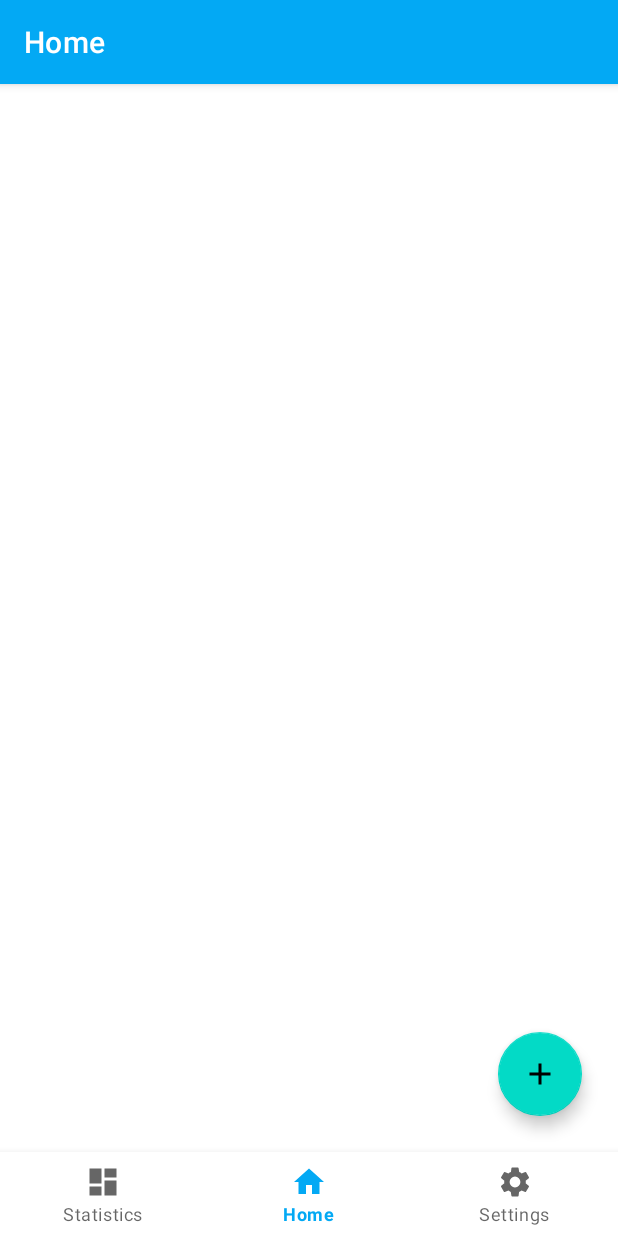
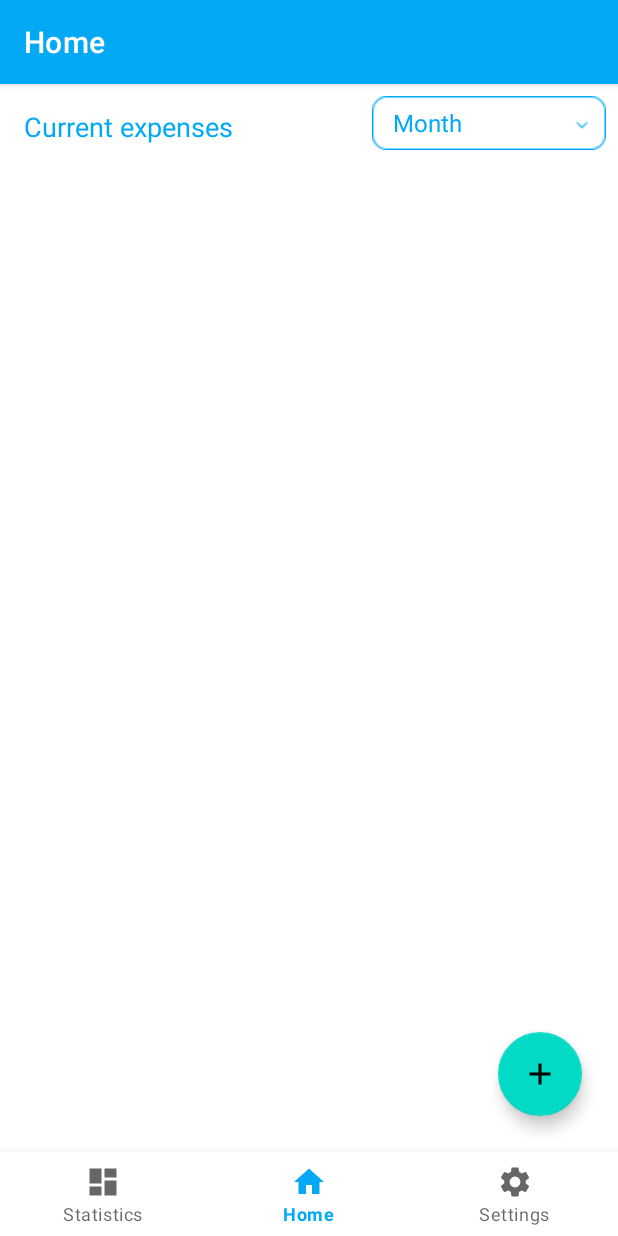
Before and after one commit to YorkIsMine/ExpenseApp, an Android app: the screen it shows after launch (MainActivity), on a phone screen of 412 x 824 dp. Run offline under Robolectric (Android 15) with nearby library versions, the phone set to English and light mode, and no system bars; our stand-ins replace Room's generated code, navigation-ui.

Commit message:
added spinner, constants

```diff
--- a/app/src/main/java/com/yorkismine/expenseapp/recycler/ExpenseAdapter.java
+++ b/app/src/main/java/com/yorkismine/expenseapp/recycler/ExpenseAdapter.java
@@ -45,7 +45,7 @@ public class ExpenseAdapter extends RecyclerView.Adapter<ExpenseAdapter.ExpenseH
 
     public void setExpenses(List<Expense> expenses){
         this.expenses = expenses;
-        notifyDataSetChanged(); //ToDo optimize memory
+        notifyDataSetChanged(); //ToDo optimize memory --> ???
     }
 
     public class ExpenseHolder extends RecyclerView.ViewHolder{
--- a/app/src/main/java/com/yorkismine/expenseapp/ui/home/HomeFragment.java
+++ b/app/src/main/java/com/yorkismine/expenseapp/ui/home/HomeFragment.java
@@ -5,6 +5,11 @@ import android.os.Bundle;
 import android.view.LayoutInflater;
 import android.view.View;
 import android.view.ViewGroup;
+import android.widget.AdapterView;
+import android.widget.ArrayAdapter;
+import android.widget.Spinner;
+import android.widget.TextView;
+import android.widget.Toast;
 
 import androidx.annotation.NonNull;
 import androidx.fragment.app.Fragment;
@@ -15,6 +20,7 @@ import androidx.recyclerview.widget.RecyclerView;
 
 import com.google.android.material.floatingactionbutton.FloatingActionButton;
 import com.yorkismine.expenseapp.AddExpenseActivity;
+import com.yorkismine.expenseapp.MainActivity;
 import com.yorkismine.expenseapp.R;
 import com.yorkismine.expenseapp.model.Expense;
 import com.yorkismine.expenseapp.model.ExpenseViewModel;
@@ -23,9 +29,14 @@ import com.yorkismine.expenseapp.recycler.ExpenseAdapter;
 import java.util.List;
 
 import static android.app.Activity.RESULT_OK;
+import static com.yorkismine.expenseapp.utils.Constants.EXTRA_CODE_REQUEST;
+import static com.yorkismine.expenseapp.utils.Constants.EXTRA_DESC;
+import static com.yorkismine.expenseapp.utils.Constants.EXTRA_SUM;
+import static com.yorkismine.expenseapp.utils.Constants.EXTRA_TITLE;
 
 public class HomeFragment extends Fragment {
 
+    private ArrayAdapter mAdapter;
     private HomeViewModel homeViewModel;
     private ExpenseViewModel expenseViewModel;
 
@@ -34,13 +45,33 @@ public class HomeFragment extends Fragment {
         homeViewModel =
                 ViewModelProviders.of(this).get(HomeViewModel.class);
         View root = inflater.inflate(R.layout.fragment_home, container, false);
-//        final TextView textView = root.findViewById(R.id.text_home);
-//        homeViewModel.getText().observe(this, new Observer<String>() {
-//            @Override
-//            public void onChanged(@Nullable String s) {
-//                textView.setText(s);
-//            }
-//        });
+
+
+        //Define dropdown Spinner
+        String[] data = {"Month", "Day", "Week", "Year"};
+        mAdapter = new ArrayAdapter<String>(root.getContext(), R.layout.support_simple_spinner_dropdown_item, data) {
+            //Set textColor
+            public View getView(int position, View convertView, ViewGroup parent) {
+                TextView tv = (TextView) super.getView(position, convertView, parent);
+                tv.setTextColor(parent.getResources().getColor(R.color.colorPrimary));
+                return tv;
+            }
+        };
+
+        Spinner spinner = root.findViewById(R.id.home_spinner);
+        spinner.setAdapter(mAdapter);
+        spinner.setOnItemSelectedListener(new AdapterView.OnItemSelectedListener() {
+            @Override
+            public void onItemSelected(AdapterView<?> parent, View view, int position, long id) {
+                Toast.makeText(getContext(), parent.getItemAtPosition(position).toString(), Toast.LENGTH_SHORT).show();
+            }
+
+            @Override
+            public void onNothingSelected(AdapterView<?> parent) {
+
+            }
+        });
+
 
         RecyclerView recyclerView = root.findViewById(R.id.recycler_view);
         recyclerView.setLayoutManager(new LinearLayoutManager(getContext()));
@@ -60,7 +91,7 @@ public class HomeFragment extends Fragment {
             @Override
             public void onClick(View view) {
                 Intent intent = new Intent(view.getContext(), AddExpenseActivity.class);
-                startActivityForResult(intent, 1); //ToDo replace to constant
+                startActivityForResult(intent, EXTRA_CODE_REQUEST);
             }
         });
         return root;
@@ -70,10 +101,10 @@ public class HomeFragment extends Fragment {
     public void onActivityResult(int requestCode, int resultCode, Intent data) {
         super.onActivityResult(requestCode, resultCode, data);
 
-        if (requestCode == 1 && resultCode == RESULT_OK) { //ToDo replace to constant
-            String title = data.getStringExtra(AddExpenseActivity.EXTRA_TITLE);
-            String desc = data.getStringExtra(AddExpenseActivity.EXTRA_DESC);
-            String sum = data.getStringExtra(AddExpenseActivity.EXTRA_SUM);
+        if (requestCode == EXTRA_CODE_REQUEST && resultCode == RESULT_OK) {
+            String title = data.getStringExtra(EXTRA_TITLE);
+            String desc = data.getStringExtra(EXTRA_DESC);
+            String sum = data.getStringExtra(EXTRA_SUM);
 
             Expense expense = new Expense(title, desc, sum);
             expenseViewModel.insert(expense);
--- a/app/src/main/res/layout/activity_main.xml
+++ b/app/src/main/res/layout/activity_main.xml
@@ -24,7 +24,6 @@
         android:name="androidx.navigation.fragment.NavHostFragment"
         android:layout_width="0dp"
         android:layout_height="0dp"
-        android:layout_marginTop="8dp"
         app:defaultNavHost="true"
         app:layout_constraintBottom_toTopOf="@+id/nav_view"
         app:layout_constraintHorizontal_bias="1.0"
@@ -34,4 +33,6 @@
         app:layout_constraintVertical_bias="0.0"
         app:navGraph="@navigation/mobile_navigation" />
 
+
+
 </androidx.constraintlayout.widget.ConstraintLayout>
--- a/app/src/main/res/layout/fragment_home.xml
+++ b/app/src/main/res/layout/fragment_home.xml
@@ -1,15 +1,46 @@
 <?xml version="1.0" encoding="utf-8"?>
-<androidx.coordinatorlayout.widget.CoordinatorLayout xmlns:android="http://schemas.android.com/apk/res/android"
+<androidx.constraintlayout.widget.ConstraintLayout xmlns:android="http://schemas.android.com/apk/res/android"
     xmlns:app="http://schemas.android.com/apk/res-auto"
     android:layout_width="match_parent"
     android:layout_height="match_parent"
     xmlns:tools="http://schemas.android.com/tools">
 
+    <TextView
+        android:id="@+id/home_tv_title"
+        android:layout_width="wrap_content"
+        android:layout_height="wrap_content"
+        android:layout_marginStart="16dp"
+        android:layout_marginTop="16dp"
+        android:textColor="@color/colorPrimary"
+        android:textAppearance="@style/TextAppearance.AppCompat.Medium"
+        android:text="@string/current_expenses"
+        app:layout_constraintStart_toStartOf="parent"
+        app:layout_constraintTop_toTopOf="parent"
+        tools:targetApi="o" />
+
+    <Spinner
+        android:id="@+id/home_spinner"
+        style="@style/spinner_style"
+        android:layout_width="wrap_content"
+        android:layout_height="36dp"
+        android:layout_marginTop="8dp"
+        android:layout_marginEnd="8dp"
+        android:background="@drawable/drop_down"
+        android:spinnerMode="dropdown"
+        app:layout_constraintEnd_toEndOf="parent"
+        app:layout_constraintTop_toTopOf="parent" />
+
     <androidx.recyclerview.widget.RecyclerView
         android:id="@+id/recycler_view"
         android:layout_width="match_parent"
-        android:layout_height="match_parent"
-        tools:listitem="@layout/expense_item"/>
+        android:layout_height="0dp"
+        android:layout_marginTop="16dp"
+        app:layout_constraintBottom_toBottomOf="parent"
+        app:layout_constraintEnd_toEndOf="parent"
+        app:layout_constraintStart_toStartOf="parent"
+        app:layout_constraintTop_toBottomOf="@+id/home_tv_title"
+        app:layout_constraintVertical_bias="0.0"
+        tools:listitem="@layout/expense_item" />
 
     <com.google.android.material.floatingactionbutton.FloatingActionButton
         android:id="@+id/fab_home"
@@ -18,6 +49,8 @@
         android:layout_gravity="bottom|end"
         android:layout_marginEnd="24dp"
         android:layout_marginBottom="24dp"
-        android:src="@drawable/ic_add" />
+        android:src="@drawable/ic_add"
+        app:layout_constraintBottom_toBottomOf="parent"
+        app:layout_constraintEnd_toEndOf="parent" />
 
-</androidx.coordinatorlayout.widget.CoordinatorLayout>
+</androidx.constraintlayout.widget.ConstraintLayout>
--- a/app/src/main/res/navigation/mobile_navigation.xml
+++ b/app/src/main/res/navigation/mobile_navigation.xml
@@ -9,13 +9,21 @@
         android:id="@+id/navigation_home"
         android:name="com.yorkismine.expenseapp.ui.home.HomeFragment"
         android:label="@string/title_home"
-        tools:layout="@layout/fragment_home" />
+        tools:layout="@layout/fragment_home" >
+        <action
+            android:id="@+id/action_navigation_home_to_navigation_notifications"
+            app:destination="@id/navigation_notifications" />
+    </fragment>
 
     <fragment
         android:id="@+id/navigation_dashboard"
         android:name="com.yorkismine.expenseapp.ui.statistics.StatisticsFragment"
         android:label="@string/title_statistics"
-        tools:layout="@layout/fragment_statistics" />
+        tools:layout="@layout/fragment_statistics" >
+        <action
+            android:id="@+id/action_navigation_dashboard_to_navigation_home"
+            app:destination="@id/navigation_home" />
+    </fragment>
 
     <fragment
         android:id="@+id/navigation_notifications"
--- a/app/src/main/res/values/styles.xml
+++ b/app/src/main/res/values/styles.xml
@@ -8,4 +8,15 @@
         <item name="colorAccent">@color/colorAccent</item>
     </style>
 
+
+    <style name="spinner_style">
+        <item name="android:background">@drawable/drop_down</item>
+        <item name="android:layout_marginLeft">5dp</item>
+        <item name="android:layout_marginRight">5dp</item>
+        <item name="android:layout_marginBottom">5dp</item>
+        <item name="android:paddingLeft">6dp</item>
+        <item name="android:paddingTop">4dp</item>
+        <item name="android:paddingBottom">4dp</item>
+        <item name="android:textColor">@color/colorPrimary</item>
+    </style>
 </resources>
```
Also changed, not shown: app/src/main/java/com/yorkismine/expenseapp/AddExpenseActivity.java (+9 -10 lines), app/src/main/java/com/yorkismine/expenseapp/MainActivity.java (+13 -2 lines), app/src/main/java/com/yorkismine/expenseapp/utils/Constants.java (added, +8 -0 lines), app/src/main/res/drawable/spinner_bg.xml (added, +20 -0 lines), app/src/main/res/values/strings.xml (+7 -0 lines), app/src/main/res/drawable/drop_down.png (added).
